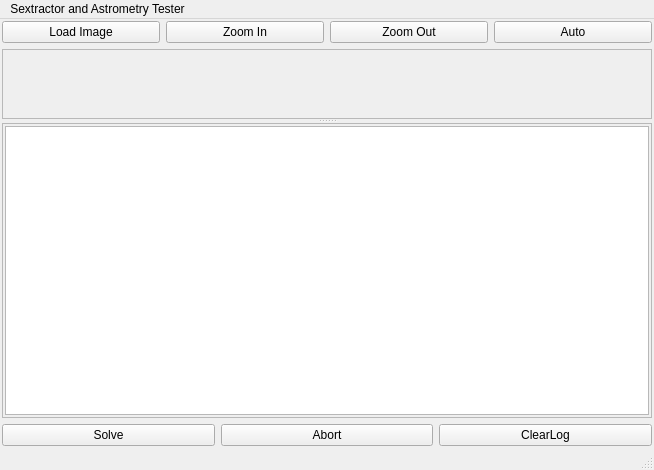
This is mainwindow.ui in rlancaste/stellarsolver as Qt 5 draws it before an edit. The edited form follows.
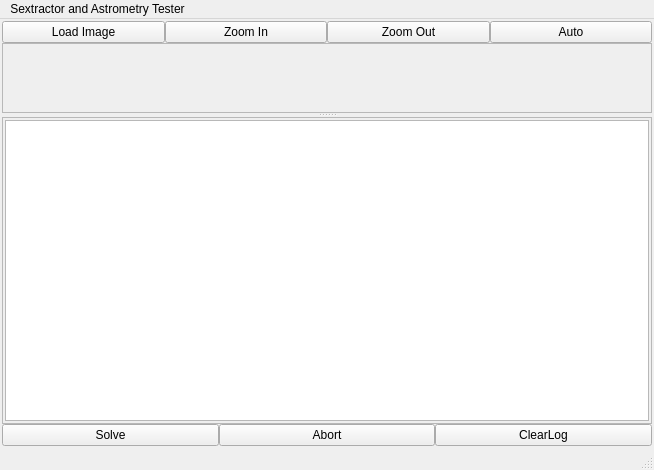
This is the edited form.

```diff
--- a/mainwindow.ui
+++ b/mainwindow.ui
@@ -21,6 +21,9 @@
     </sizepolicy>
    </property>
    <layout class="QVBoxLayout" name="verticalLayout">
+    <property name="spacing">
+     <number>0</number>
+    </property>
     <property name="leftMargin">
      <number>2</number>
     </property>
@@ -102,7 +105,7 @@
          <property name="bottomMargin">
           <number>2</number>
          </property>
-         <item row="0" column="0">
+         <item row="1" column="0">
           <widget class="QLabel" name="Image">
            <property name="sizePolicy">
             <sizepolicy hsizetype="Expanding" vsizetype="Expanding">
@@ -118,6 +121,13 @@
            </property>
           </widget>
          </item>
+         <item row="0" column="0">
+          <widget class="QLabel" name="fileNameDisplay">
+           <property name="text">
+            <string/>
+           </property>
+          </widget>
+         </item>
         </layout>
        </widget>
       </widget>
@@ -131,7 +141,7 @@
           <x>0</x>
           <y>0</y>
           <width>648</width>
-          <height>250</height>
+          <height>270</height>
          </rect>
         </property>
         <property name="sizePolicy">
@@ -153,7 +163,7 @@
          <property name="bottomMargin">
           <number>2</number>
          </property>
-         <item row="0" column="0">
+         <item row="1" column="0">
           <widget class="QTextBrowser" name="logDisplay"/>
          </item>
         </layout>
```
